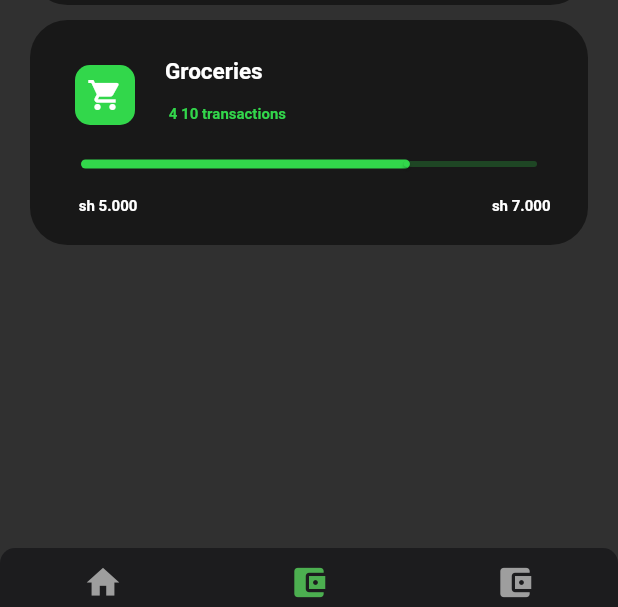
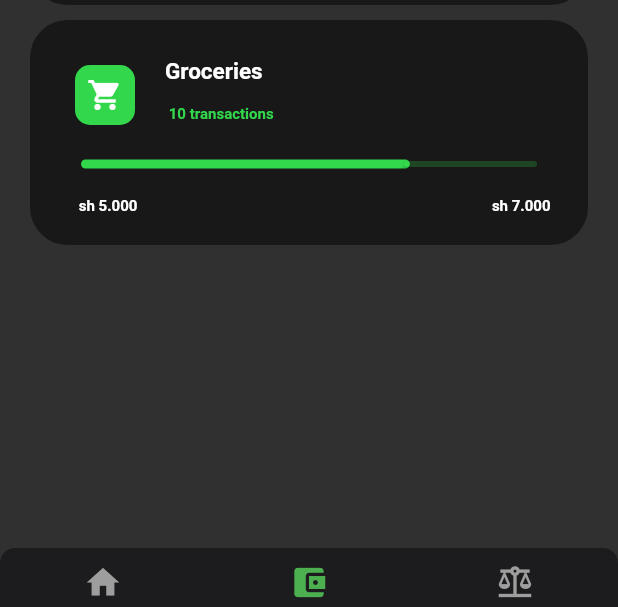
Before and after one commit to kingslysam/teamE, a Flutter app: the BottomNavBar widget shown alone on an empty page, opened directly, item 2 of the bottom bar chosen, on a phone screen of 412 x 824 dp. Shown: the part 604-1211 px from the top of the screen. Run offline on Flutter 3.47's test engine with Material 2 defaults, Android fonts, the phone set to English and light mode, and no system bars; drawn by our look-alikes of persistent_bottom_nav_bar; our stand-ins replace cached_network_image, flutter_svg; network calls fail.

Commit message:
added a screen ya mchongo mmh

```diff
--- a/lib/Screen/home.dart
+++ b/lib/Screen/home.dart
@@ -238,7 +238,7 @@ var cardData = [
   {
     "Icon": Icons.local_grocery_store,
     "Task": "Groceries",
-    "T_rem": "4 10 transactions",
+    "T_rem": "10 transactions",
     "c_amount": "5.000",
     "t_amount": "7.000",
   },
--- a/lib/Screen/transaction.dart
+++ b/lib/Screen/transaction.dart
@@ -4,7 +4,6 @@ import 'package:tcms_group4/Constants/theme.dart';
 import 'package:tcms_group4/Constants/utils.dart';
 import 'package:tcms_group4/Screen/image_constant.dart';
 import 'package:tcms_group4/Widgets/common_image_view.dart';
-import 'package:tcms_group4/Widgets/custom_icon_btn.dart';
 import 'package:tcms_group4/theme/app_style.dart';
 
 class MyDetailsScreen extends StatelessWidget {
--- a/lib/Widgets/bottom_na.dart
+++ b/lib/Widgets/bottom_na.dart
@@ -51,7 +51,7 @@ class _BottomNavBarState extends State<BottomNavBar> {
         ),
       ),
       PersistentBottomNavBarItem(
-        icon: const Icon(Icons.account_balance_wallet),
+        icon: const Icon(Icons.balance),
         title: ("Transactions"),
         activeColorPrimary: Colors.green,
         inactiveColorPrimary: Colors.grey,
```
